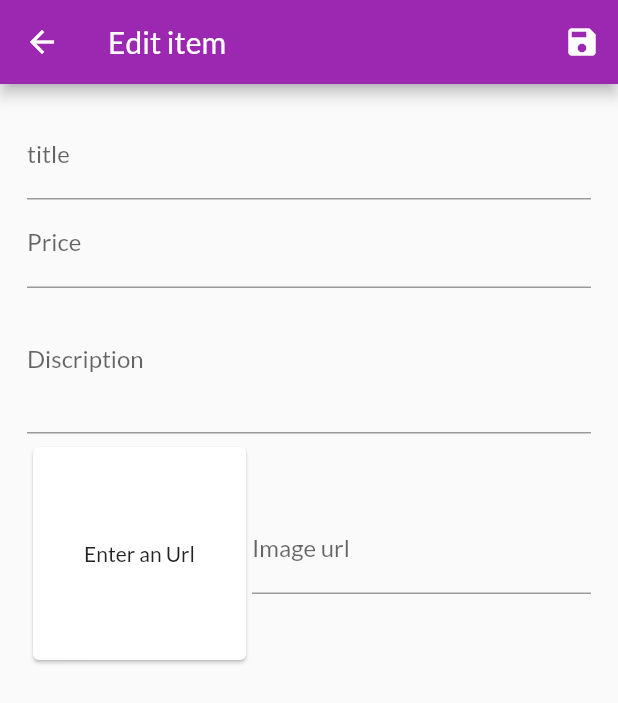
After one commit to mdShakilHossainNsu2018/flutter_shop_app, a Flutter app: the UserProductScreen screen opened by its route, after a tap on the "add" icon, on a phone screen of 412 x 824 dp. The commit adds this screen. Shown: the top 703 px of the screen. Run offline on Flutter 3.47's test engine with Material 2 defaults, Android fonts, the phone set to English and light mode, and no system bars; our stand-ins replace badges; network calls fail.

Commit message:
done up-to edit or update product

```diff
--- a/lib/main.dart
+++ b/lib/main.dart
@@ -3,8 +3,10 @@ import 'package:flutter_shop_app/providers/cart.dart';
 import 'package:flutter_shop_app/providers/orders.dart';
 import 'package:flutter_shop_app/providers/products.dart';
 import 'package:flutter_shop_app/screens/cart_screen.dart';
+import 'package:flutter_shop_app/screens/edit_product_screen.dart';
 import 'package:flutter_shop_app/screens/orders_screen.dart';
 import 'package:flutter_shop_app/screens/products_overview_screen.dart';
+import 'package:flutter_shop_app/screens/user_product_screen.dart';
 import 'package:provider/provider.dart';
 
 import './screens/product_detail_screen.dart';
@@ -40,6 +42,10 @@ class MyApp extends StatelessWidget {
               ProductDetailScreen(),
           CartScreen.cartScreenName: (context) => CartScreen(),
           OrdersScreen.orderScreenName: (context) => OrdersScreen(),
+          UserProductScreen.userProductScreenName: (context) =>
+              UserProductScreen(),
+          EditProductScreen.editProductScreenName: (context) =>
+              EditProductScreen(),
         },
       ),
     );
--- /dev/null
+++ b/lib/screens/edit_product_screen.dart
@@ -0,0 +1,183 @@
+import 'package:flutter/material.dart';
+import 'package:flutter_shop_app/providers/product.dart';
+import 'package:flutter_shop_app/providers/products.dart';
+import 'package:flutter_shop_app/screens/user_product_screen.dart';
+import 'package:provider/provider.dart';
+
+class EditProductScreen extends StatefulWidget {
+  static final editProductScreenName = '/editProductScreen';
+
+  @override
+  _EditProductScreenState createState() => _EditProductScreenState();
+}
+
+class _EditProductScreenState extends State<EditProductScreen> {
+  final _formKey = GlobalKey<FormState>();
+
+  final _priceFocusNode = FocusNode();
+  final _imageUrlController = TextEditingController();
+  final _imageUrlFocusNode = FocusNode();
+
+  var _editedProduct = Product(
+      id: null, title: null, description: null, price: null, imageUrl: null);
+
+  @override
+  void initState() {
+    // TODO: implement initState
+    _imageUrlFocusNode.addListener(_updatedUrl);
+    super.initState();
+  }
+
+  void _updatedUrl() {
+    if (!_imageUrlFocusNode.hasFocus) {
+      setState(() {});
+    }
+  }
+
+  @override
+  void dispose() {
+    // TODO: implement dispose
+    _imageUrlFocusNode.removeListener(_updatedUrl);
+    _imageUrlFocusNode.dispose();
+    _priceFocusNode.dispose();
+    _imageUrlController.dispose();
+    super.dispose();
+  }
+
+  void _saveForm() {
+    final isValid = _formKey.currentState.validate();
+    if (!isValid) {
+      return;
+    }
+
+    _formKey.currentState.save();
+    final _productData = Provider.of<Products>(context);
+    _productData.addProduct(_editedProduct);
+
+    Navigator.of(context).pushNamed(UserProductScreen.userProductScreenName);
+  }
+
+  @override
+  Widget build(BuildContext context) {
+    return Scaffold(
+      appBar: AppBar(
+        title: Text('Edit item'),
+        actions: <Widget>[
+          IconButton(icon: Icon(Icons.save), onPressed: _saveForm)
+        ],
+      ),
+      body: Form(
+        key: _formKey,
+        child: Padding(
+          padding: const EdgeInsets.all(18.0),
+          child: ListView(
+            children: <Widget>[
+              TextFormField(
+                decoration: InputDecoration(labelText: "title"),
+                textInputAction: TextInputAction.next,
+                onFieldSubmitted: (_) {
+                  FocusScope.of(context).nextFocus();
+//                  FocusScope.of(context).requestFocus(_priceFocusNode);
+                },
+                validator: (value) {
+                  if (value.isEmpty) {
+                    return 'Please enter a value';
+                  } else {
+                    return null;
+                  }
+                },
+                onSaved: (value) {
+                  _editedProduct = Product(
+                      title: value,
+                      description: _editedProduct.description,
+                      price: _editedProduct.price,
+                      imageUrl: _editedProduct.imageUrl);
+                },
+              ),
+              TextFormField(
+                decoration: InputDecoration(labelText: "Price"),
+                textInputAction: TextInputAction.next,
+                keyboardType: TextInputType.number,
+
+                onFieldSubmitted: (_) {
+                  FocusScope.of(context).nextFocus();
+//                  FocusScope.of(context).requestFocus(_priceFocusNode);
+                },
+
+                validator: (value) {
+                  if (value.isEmpty) {
+                    return 'Please enter a value';
+                  } else {
+                    return null;
+                  }
+                },
+
+                onSaved: (value) {
+                  _editedProduct = Product(
+                      title: _editedProduct.title,
+                      description: _editedProduct.description,
+                      price: double.parse(value),
+                      imageUrl: _editedProduct.imageUrl);
+                },
+//                focusNode: _priceFocusNode,
+              ),
+              TextFormField(
+                decoration: InputDecoration(labelText: "Discription"),
+                maxLines: 3,
+                keyboardType: TextInputType.multiline,
+                onSaved: (value) {
+                  _editedProduct = Product(
+                      title: _editedProduct.title,
+                      description: value,
+                      price: _editedProduct.price,
+                      imageUrl: _editedProduct.imageUrl);
+                },
+                validator: (value) {
+                  if (value.isEmpty) {
+                    return 'Please enter a value';
+                  } else {
+                    return null;
+                  }
+                },
+              ),
+              Row(
+                children: <Widget>[
+                  Container(
+                    margin: EdgeInsets.only(top: 5),
+                    width: 150,
+                    height: 150,
+                    child: Card(
+                      child: Center(
+                        child: _imageUrlController.text.isEmpty
+                            ? Text('Enter an Url')
+                            : Image.network(
+                                _imageUrlController.text,
+                                fit: BoxFit.fill,
+                              ),
+                      ),
+                    ),
+                  ),
+                  Expanded(
+                    child: TextFormField(
+                      keyboardType: TextInputType.url,
+                      textInputAction: TextInputAction.done,
+                      controller: _imageUrlController,
+                      decoration: InputDecoration(labelText: 'Image url'),
+                      onSaved: (value) {
+                        _editedProduct = Product(
+                            title: _editedProduct.title,
+                            description: _editedProduct.description,
+                            price: _editedProduct.price,
+                            imageUrl: value);
+                      },
+                    ),
+                  )
+                ],
+              )
+            ],
+          ),
+        ),
+      ),
+    );
+  }
+}
--- /dev/null
+++ b/lib/screens/user_product_screen.dart
@@ -0,0 +1,40 @@
+import 'package:flutter/material.dart';
+import 'package:flutter_shop_app/providers/products.dart';
+import 'package:flutter_shop_app/screens/edit_product_screen.dart';
+import 'package:flutter_shop_app/widgets/user_product_item.dart';
+import 'package:provider/provider.dart';
+
+class UserProductScreen extends StatelessWidget {
+  static final userProductScreenName = '/userProductscreen';
+
+  @override
+  Widget build(BuildContext context) {
+    final productData = Provider.of<Products>(context);
+    return Scaffold(
+      appBar: AppBar(
+        title: Text('User products'),
+        actions: <Widget>[
+          IconButton(
+              icon: Icon(Icons.add),
+              onPressed: () {
+                Navigator.of(context)
+                    .pushNamed(EditProductScreen.editProductScreenName);
+              })
+        ],
+      ),
+      body: Padding(
+        padding: EdgeInsets.all(8),
+        child: ListView.builder(
+          itemBuilder: (context, i) => Column(
+            children: <Widget>[
+              UserProductItem(
+                  productData.items[i].title, productData.items[i].imageUrl),
+              Divider(),
+            ],
+          ),
+          itemCount: productData.items.length,
+        ),
+      ),
+    );
+  }
+}
--- a/lib/widgets/app_drawer.dart
+++ b/lib/widgets/app_drawer.dart
@@ -1,5 +1,6 @@
 import 'package:flutter/material.dart';
 import 'package:flutter_shop_app/screens/orders_screen.dart';
+import 'package:flutter_shop_app/screens/user_product_screen.dart';
 
 class AppDrawer extends StatelessWidget {
   @override
@@ -28,6 +29,15 @@ class AppDrawer extends StatelessWidget {
               Navigator.of(context).pushNamed(OrdersScreen.orderScreenName);
             },
           ),
+          Divider(),
+          ListTile(
+            leading: Icon(Icons.edit),
+            title: Text('Manage Products'),
+            onTap: () {
+              Navigator.of(context)
+                  .pushNamed(UserProductScreen.userProductScreenName);
+            },
+          ),
         ],
       ),
     );
--- /dev/null
+++ b/lib/widgets/user_product_item.dart
@@ -0,0 +1,38 @@
+import 'package:flutter/material.dart';
+
+class UserProductItem extends StatelessWidget {
+  final String title;
+  final String imageUrl;
+
+  UserProductItem(this.title, this.imageUrl);
+
+  @override
+  Widget build(BuildContext context) {
+    return ListTile(
+      title: Text(title),
+      leading: CircleAvatar(
+        backgroundImage: NetworkImage(imageUrl),
+      ),
+      trailing: Container(
+        width: 100,
+        child: Row(
+          children: <Widget>[
+            IconButton(
+              icon: Icon(
+                Icons.edit,
+                color: Theme.of(context).primaryColor,
+              ),
+              onPressed: () {},
+            ),
+            IconButton(
+                icon: Icon(
+                  Icons.delete,
+                  color: Theme.of(context).errorColor,
+                ),
+                onPressed: () {}),
+          ],
+        ),
+      ),
+    );
+  }
+}
```
Also changed, not shown: lib/providers/products.dart (+8 -1 lines).
